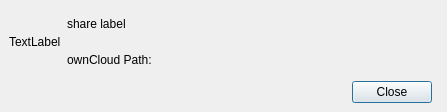
Qt form src/gui/sharedialog.ui (yufish/desktop) before a commit.
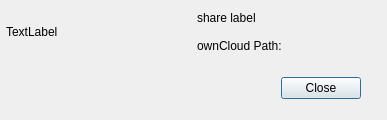
The same form after that commit.

Commit message: Better size policy for the share dialog.

```diff
--- a/src/gui/sharedialog.ui
+++ b/src/gui/sharedialog.ui
@@ -6,41 +6,59 @@
    <rect>
     <x>0</x>
     <y>0</y>
-    <width>447</width>
-    <height>112</height>
+    <width>387</width>
+    <height>120</height>
    </rect>
   </property>
   <property name="sizePolicy">
-   <sizepolicy hsizetype="Expanding" vsizetype="Preferred">
+   <sizepolicy hsizetype="Minimum" vsizetype="Minimum">
     <horstretch>0</horstretch>
     <verstretch>0</verstretch>
    </sizepolicy>
   </property>
+  <property name="minimumSize">
+   <size>
+    <width>387</width>
+    <height>0</height>
+   </size>
+  </property>
+  <property name="maximumSize">
+   <size>
+    <width>16777215</width>
+    <height>120</height>
+   </size>
+  </property>
   <property name="windowTitle">
    <string>Dialog</string>
   </property>
   <layout class="QVBoxLayout" name="verticalLayout_2">
+   <property name="spacing">
+    <number>6</number>
+   </property>
    <property name="sizeConstraint">
-    <enum>QLayout::SetDefaultConstraint</enum>
+    <enum>QLayout::SetMinimumSize</enum>
    </property>
    <property name="leftMargin">
-    <number>9</number>
+    <number>6</number>
    </property>
    <property name="topMargin">
-    <number>9</number>
+    <number>6</number>
    </property>
    <property name="rightMargin">
-    <number>9</number>
+    <number>6</number>
    </property>
    <property name="bottomMargin">
-    <number>9</number>
+    <number>6</number>
    </property>
    <item>
     <layout class="QGridLayout" name="gridLayout">
+     <property name="sizeConstraint">
+      <enum>QLayout::SetMinimumSize</enum>
+     </property>
      <item row="0" column="1">
       <widget class="QLabel" name="label_name">
        <property name="sizePolicy">
-        <sizepolicy hsizetype="MinimumExpanding" vsizetype="Preferred">
+        <sizepolicy hsizetype="Minimum" vsizetype="Minimum">
          <horstretch>0</horstretch>
          <verstretch>0</verstretch>
         </sizepolicy>
@@ -56,7 +74,7 @@
      <item row="1" column="1">
       <widget class="QLabel" name="label_sharePath">
        <property name="sizePolicy">
-        <sizepolicy hsizetype="MinimumExpanding" vsizetype="Preferred">
+        <sizepolicy hsizetype="Minimum" vsizetype="Minimum">
          <horstretch>0</horstretch>
          <verstretch>0</verstretch>
         </sizepolicy>
@@ -77,6 +95,12 @@
      </item>
      <item row="0" column="0" rowspan="2">
       <widget class="QLabel" name="label_icon">
+       <property name="sizePolicy">
+        <sizepolicy hsizetype="Minimum" vsizetype="Minimum">
+         <horstretch>0</horstretch>
+         <verstretch>0</verstretch>
+        </sizepolicy>
+       </property>
        <property name="text">
         <string>TextLabel</string>
        </property>
@@ -110,22 +134,31 @@
       <number>0</number>
      </property>
      <property name="sizeConstraint">
-      <enum>QLayout::SetFixedSize</enum>
+      <enum>QLayout::SetMinimumSize</enum>
      </property>
      <property name="rightMargin">
-      <number>6</number>
+      <number>20</number>
      </property>
      <item>
       <widget class="QDialogButtonBox" name="buttonBox">
        <property name="sizePolicy">
-        <sizepolicy hsizetype="MinimumExpanding" vsizetype="Fixed">
+        <sizepolicy hsizetype="Minimum" vsizetype="Minimum">
          <horstretch>0</horstretch>
          <verstretch>0</verstretch>
         </sizepolicy>
        </property>
+       <property name="minimumSize">
+        <size>
+         <width>350</width>
+         <height>0</height>
+        </size>
+       </property>
        <property name="standardButtons">
         <set>QDialogButtonBox::Close</set>
        </property>
+       <property name="centerButtons">
+        <bool>false</bool>
+       </property>
       </widget>
      </item>
     </layout>
```
Left out of the diff: 8 changed lines with no effect on the pictures. The commit also changes 3 other files.
